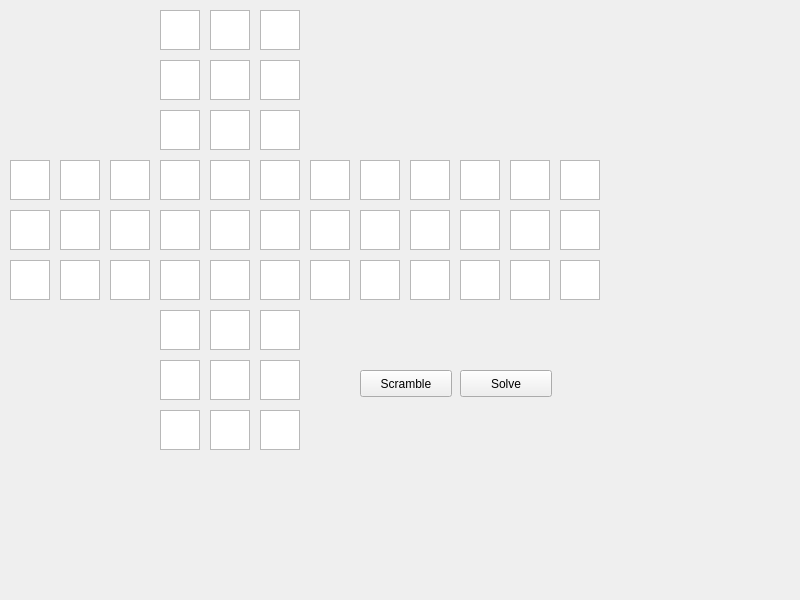
GotCubes/Rubik, file rubikUI.ui: the form before one commit.
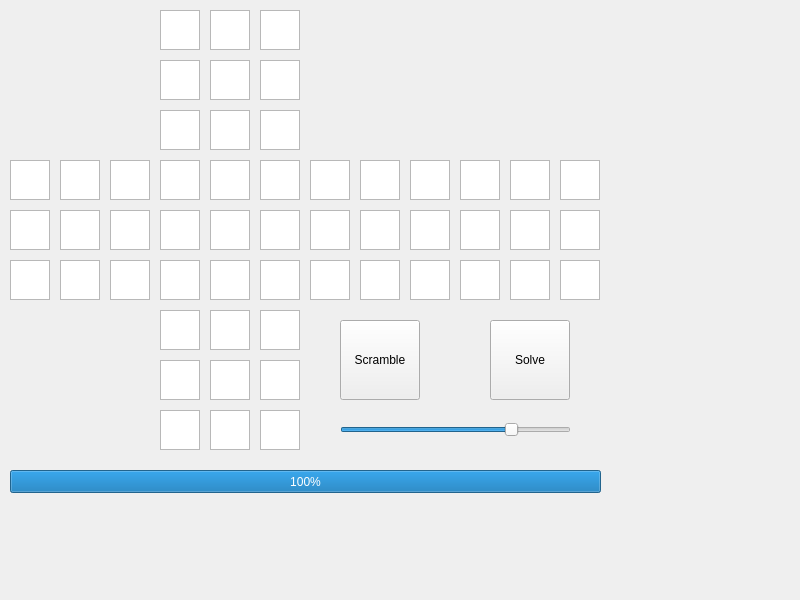
The form after the commit.

Commit message: Updated GUI and general flow.

Diff of the .ui file:
```diff
--- a/rubikUI.ui
+++ b/rubikUI.ui
@@ -557,10 +557,10 @@
    <widget class="QPushButton" name="btnMix">
     <property name="geometry">
      <rect>
-      <x>360</x>
-      <y>370</y>
-      <width>92</width>
-      <height>27</height>
+      <x>340</x>
+      <y>320</y>
+      <width>80</width>
+      <height>80</height>
      </rect>
     </property>
     <property name="text">
@@ -570,16 +570,57 @@
    <widget class="QPushButton" name="btnSolve">
     <property name="geometry">
      <rect>
-      <x>460</x>
-      <y>370</y>
-      <width>92</width>
-      <height>27</height>
+      <x>490</x>
+      <y>320</y>
+      <width>80</width>
+      <height>80</height>
      </rect>
     </property>
     <property name="text">
      <string>Solve</string>
     </property>
    </widget>
+   <widget class="QSlider" name="sliSpeed">
+    <property name="geometry">
+     <rect>
+      <x>340</x>
+      <y>420</y>
+      <width>231</width>
+      <height>20</height>
+     </rect>
+    </property>
+    <property name="sliderPosition">
+     <number>75</number>
+    </property>
+    <property name="orientation">
+     <enum>Qt::Horizontal</enum>
+    </property>
+    <property name="tickPosition">
+     <enum>QSlider::NoTicks</enum>
+    </property>
+   </widget>
+   <widget class="QProgressBar" name="proDone">
+    <property name="enabled">
+     <bool>true</bool>
+    </property>
+    <property name="geometry">
+     <rect>
+      <x>10</x>
+      <y>470</y>
+      <width>591</width>
+      <height>23</height>
+     </rect>
+    </property>
+    <property name="value">
+     <number>100</number>
+    </property>
+    <property name="orientation">
+     <enum>Qt::Horizontal</enum>
+    </property>
+    <property name="textDirection">
+     <enum>QProgressBar::TopToBottom</enum>
+    </property>
+   </widget>
   </widget>
  </widget>
  <resources/>
```
Left out of the diff: 2 changed lines with no effect on the pictures. The commit also changes 3 other files.
